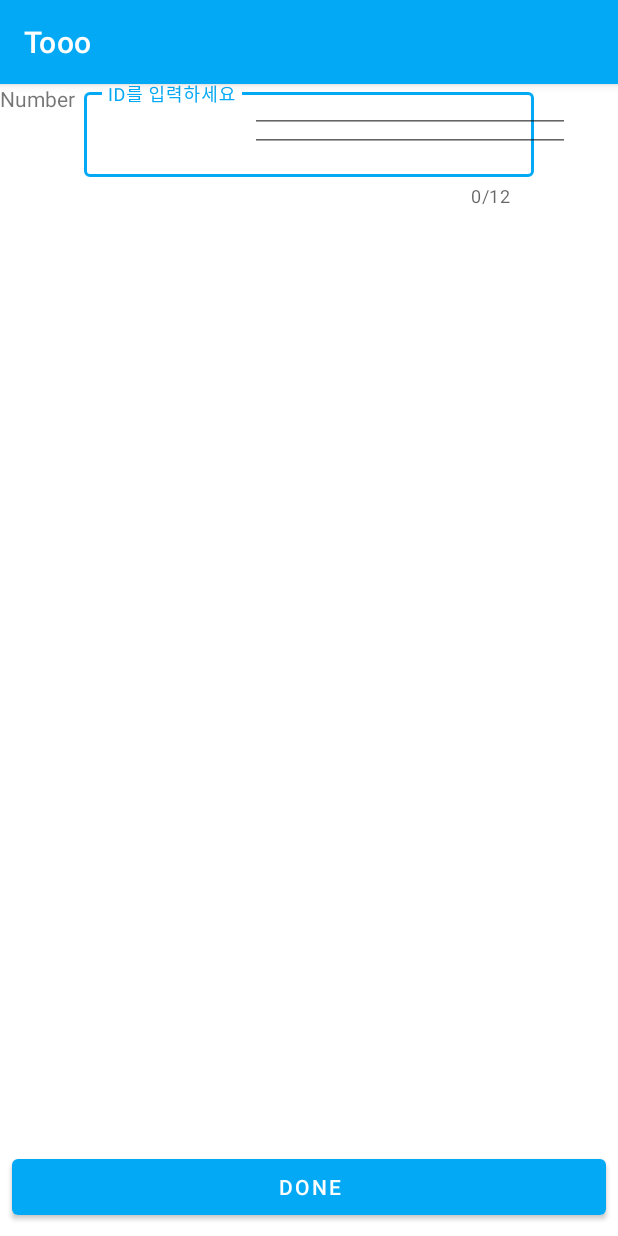
After one commit to SeunggiHong/tooo, an Android app: the AddActivity screen opened directly, with no data from a screen before it, on a phone screen of 412 x 824 dp. The commit adds this screen. Run offline under Robolectric (Android 15) with nearby library versions, the phone set to English and light mode, and no system bars; our stand-ins replace Room's generated code.

Commit message:
FloatingActionButton + anim + db add

```diff
--- /dev/null
+++ b/app/src/main/java/com/example/tooo/views/AddActivity.kt
@@ -0,0 +1,67 @@
+package com.example.tooo.views
+
+import androidx.appcompat.app.AppCompatActivity
+import android.os.Bundle
+import android.util.Log
+import android.widget.Button
+import android.widget.EditText
+import android.widget.Toast
+import androidx.lifecycle.ViewModelProvider
+import com.example.tooo.R
+import com.example.tooo.data.User
+import com.example.tooo.utils.Constants.TAG
+import com.example.tooo.utils.EXTRAS.EXTRA_USER_ID
+import com.example.tooo.utils.EXTRAS.EXTRA_USER_NAME
+import com.example.tooo.utils.EXTRAS.EXTRA_USER_PHONE
+import com.example.tooo.viewmodel.UserViewModel
+
+class AddActivity : AppCompatActivity() {
+
+    private lateinit var userViewmodel: UserViewModel
+    private var mId: Long? = null
+
+    lateinit var mEtName: EditText
+    lateinit var mEtPhoto: EditText
+    lateinit var mEtMail: EditText
+    lateinit var mEtPhone: EditText
+    lateinit var mBtnAdd: Button
+
+    override fun onCreate(savedInstanceState: Bundle?) {
+        super.onCreate(savedInstanceState)
+        setContentView(R.layout.activity_add)
+
+        mEtName = findViewById(R.id.et_add_name)
+        mEtPhone = findViewById(R.id.et_add_phone)
+        mBtnAdd = findViewById(R.id.btn_add)
+
+        userViewmodel = ViewModelProvider(this).get(UserViewModel::class.java)
+
+        // intent null check & get extras
+        if (intent != null && intent.hasExtra(EXTRA_USER_NAME) && intent.hasExtra(EXTRA_USER_PHONE) && intent.hasExtra(EXTRA_USER_ID)) {
+            mEtName.setText(intent.getStringExtra(EXTRA_USER_NAME))
+            mEtPhone.setText(intent.getStringExtra(EXTRA_USER_PHONE))
+            mId = intent.getLongExtra(EXTRA_USER_ID, -1)
+        }
+
+        mBtnAdd.setOnClickListener {
+            Log.d(TAG, "mBtnAdd tabbed!!")
+            val mName = mEtName.text.toString().trim()
+            val mPhone = mEtPhone.text.toString()
+            val mPhoto = "https://image.flaticon.com/icons/png/512/4874/4874804.png"
+            val mEmail = "test@hanmail.com"
+            Log.d(TAG, "Name: $mName \n")
+
+            if(mName.isEmpty() || mPhone.isEmpty()) {
+                Toast.makeText(this, "please..", Toast.LENGTH_SHORT).show()
+            } else {
+                val mInit = mName[0].toUpperCase()
+                val user = User(mId, mPhoto, mName, mEmail, mPhone)
+                userViewmodel.insert(user)
+                finish()
+            }
+        }
+
+    }
+
+
+}
--- /dev/null
+++ b/app/src/main/res/drawable/ic_baseline_person_24.xml
@@ -0,0 +1,5 @@
+<vector android:height="24dp" android:tint="#FFFFFF"
+    android:viewportHeight="24" android:viewportWidth="24"
+    android:width="24dp" xmlns:android="http://schemas.android.com/apk/res/android">
+    <path android:fillColor="@android:color/white" android:pathData="M12,12c2.21,0 4,-1.79 4,-4s-1.79,-4 -4,-4 -4,1.79 -4,4 1.79,4 4,4zM12,14c-2.67,0 -8,1.34 -8,4v2h16v-2c0,-2.66 -5.33,-4 -8,-4z"/>
+</vector>
--- /dev/null
+++ b/app/src/main/res/drawable/ic_baseline_person_add_24.xml
@@ -0,0 +1,5 @@
+<vector android:height="24dp" android:tint="#FFFFFF"
+    android:viewportHeight="24" android:viewportWidth="24"
+    android:width="24dp" xmlns:android="http://schemas.android.com/apk/res/android">
+    <path android:fillColor="@android:color/white" android:pathData="M15,12c2.21,0 4,-1.79 4,-4s-1.79,-4 -4,-4 -4,1.79 -4,4 1.79,4 4,4zM6,10L6,7L4,7v3L1,10v2h3v3h2v-3h3v-2L6,10zM15,14c-2.67,0 -8,1.34 -8,4v2h16v-2c0,-2.66 -5.33,-4 -8,-4z"/>
+</vector>
--- /dev/null
+++ b/app/src/main/res/drawable/ic_baseline_person_off_24.xml
@@ -0,0 +1,5 @@
+<vector android:height="24dp" android:tint="#FFFFFF"
+    android:viewportHeight="24" android:viewportWidth="24"
+    android:width="24dp" xmlns:android="http://schemas.android.com/apk/res/android">
+    <path android:fillColor="@android:color/white" android:pathData="M8.65,5.82C9.36,4.72 10.6,4 12,4c2.21,0 4,1.79 4,4c0,1.4 -0.72,2.64 -1.82,3.35L8.65,5.82zM20,17.17c-0.02,-1.1 -0.63,-2.11 -1.61,-2.62c-0.54,-0.28 -1.13,-0.54 -1.77,-0.76L20,17.17zM21.19,21.19L2.81,2.81L1.39,4.22l8.89,8.89c-1.81,0.23 -3.39,0.79 -4.67,1.45C4.61,15.07 4,16.1 4,17.22V20h13.17l2.61,2.61L21.19,21.19z"/>
+</vector>
--- /dev/null
+++ b/app/src/main/res/layout/activity_add.xml
@@ -0,0 +1,81 @@
+<?xml version="1.0" encoding="utf-8"?>
+<androidx.constraintlayout.widget.ConstraintLayout
+    xmlns:android="http://schemas.android.com/apk/res/android"
+    xmlns:app="http://schemas.android.com/apk/res-auto"
+    xmlns:tools="http://schemas.android.com/tools"
+    android:layout_width="match_parent"
+    android:layout_height="match_parent"
+    tools:context=".views.AddActivity">
+
+    <com.google.android.material.textfield.TextInputLayout
+        android:id="@+id/il_id"
+        android:layout_width="300dp"
+        android:layout_height="wrap_content"
+        app:layout_constraintTop_toBottomOf="@+id/iv_logo"
+        app:layout_constraintStart_toStartOf="parent"
+        app:layout_constraintEnd_toEndOf="parent"
+        app:counterMaxLength="12"
+        app:counterEnabled="true"
+        app:endIconMode="clear_text"
+        app:shapeAppearance="@style/ShapeAppearance.MaterialComponents.MediumComponent"
+        style="@style/Widget.MaterialComponents.TextInputLayout.OutlinedBox"
+        android:layout_marginTop="50dp"
+        >
+        <com.google.android.material.textfield.TextInputEditText
+            android:id="@+id/et_id"
+            android:layout_width="300dp"
+            android:layout_height="wrap_content"
+            android:maxLength="12"
+            android:hint="ID를 입력하세요"
+            android:inputType="text"
+            />
+    </com.google.android.material.textfield.TextInputLayout>
+
+    <EditText
+        android:id="@+id/et_add_name"
+        android:layout_width="0dp"
+        android:layout_height="wrap_content"
+        android:inputType="textPersonName"
+        android:ems="10"
+        app:layout_constraintBottom_toBottomOf="@+id/add_tv_name"
+        app:layout_constraintTop_toTopOf="@+id/add_tv_name"
+        app:layout_constraintStart_toEndOf="@+id/add_tv_name"
+        android:layout_marginStart="32dp"
+        app:layout_constraintEnd_toEndOf="parent"
+        android:layout_marginEnd="32dp"/>
+
+    <TextView
+        android:text="Number"
+        android:layout_width="wrap_content"
+        android:layout_height="wrap_content"
+        android:id="@+id/add_tv_number"
+        android:layout_marginTop="40dp"
+        app:layout_constraintTop_toBottomOf="@+id/add_tv_name"
+        app:layout_constraintStart_toStartOf="@+id/add_tv_name"/>
+
+    <EditText
+        android:id="@+id/et_add_phone"
+        android:layout_width="0dp"
+        android:layout_height="wrap_content"
+        android:ems="10"
+        app:layout_constraintStart_toStartOf="@+id/et_add_name"
+        app:layout_constraintTop_toTopOf="@+id/add_tv_number"
+        app:layout_constraintBottom_toBottomOf="@+id/add_tv_number"
+        app:layout_constraintEnd_toEndOf="parent"
+        android:layout_marginEnd="32dp"
+        android:inputType="phone"/>
+
+    <Button
+        android:id="@+id/btn_add"
+        android:text="done"
+        android:layout_width="0dp"
+        android:layout_height="49dp"
+        android:layout_marginBottom="8dp"
+        app:layout_constraintBottom_toBottomOf="parent"
+        app:layout_constraintStart_toStartOf="parent"
+        app:layout_constraintHorizontal_bias="0.5"
+        app:layout_constraintEnd_toEndOf="parent"
+        android:layout_marginStart="8dp"
+        android:layout_marginEnd="8dp"/>
+
+</androidx.constraintlayout.widget.ConstraintLayout>
--- a/app/src/main/res/values/colors.xml
+++ b/app/src/main/res/values/colors.xml
@@ -7,4 +7,5 @@
     <color name="teal_700">#FF018786</color>
     <color name="black">#FF000000</color>
     <color name="white">#FFFFFFFF</color>
+    <color name="tooo">#03A9F4</color>
 </resources>
```
Also changed, not shown: app/src/main/AndroidManifest.xml (+4 -6 lines), app/src/main/java/com/example/tooo/adapter/CustomAdapter.kt (+8 -7 lines), app/src/main/java/com/example/tooo/utils/Constants.kt (+8 -0 lines), app/src/main/java/com/example/tooo/views/LoginActivity.kt (+11 -12 lines), app/src/main/java/com/example/tooo/views/MainActivity.kt (+78 -21 lines), app/src/main/res/anim/fab_anti_clockwise.xml (added, +13 -0 lines), app/src/main/res/anim/fab_clockwise.xml (added, +13 -0 lines), app/src/main/res/anim/fab_close.xml (added, +21 -0 lines), app/src/main/res/anim/fab_open.xml (added, +21 -0 lines), app/src/main/res/layout/activity_main.xml (+52 -1 lines).
